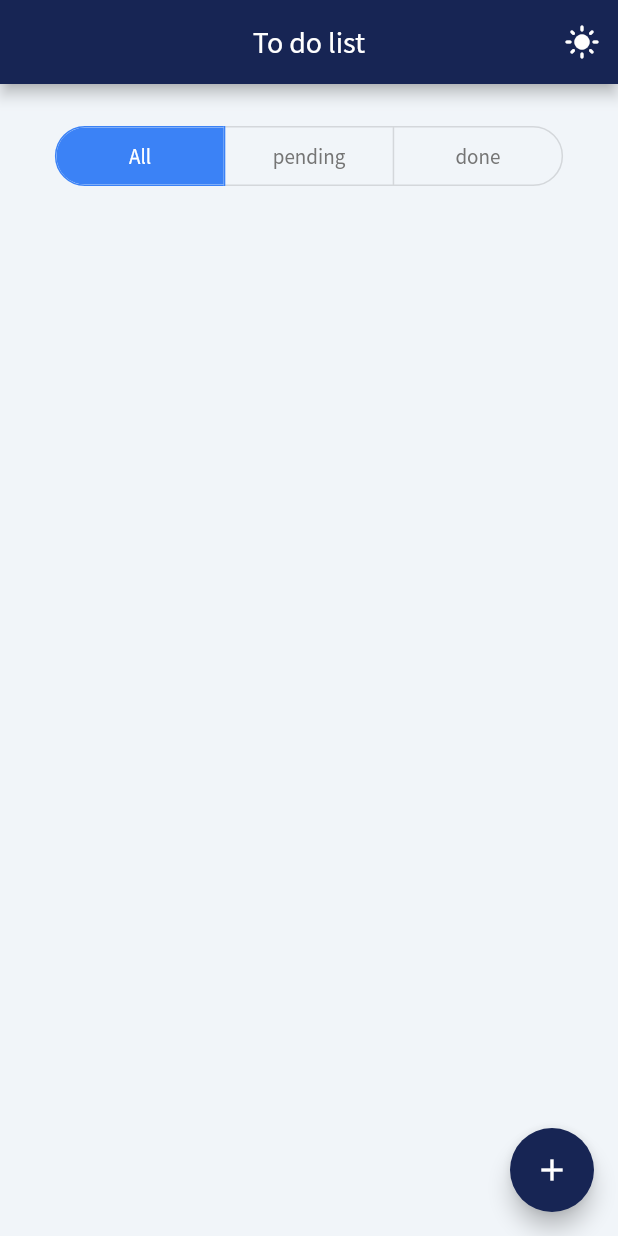
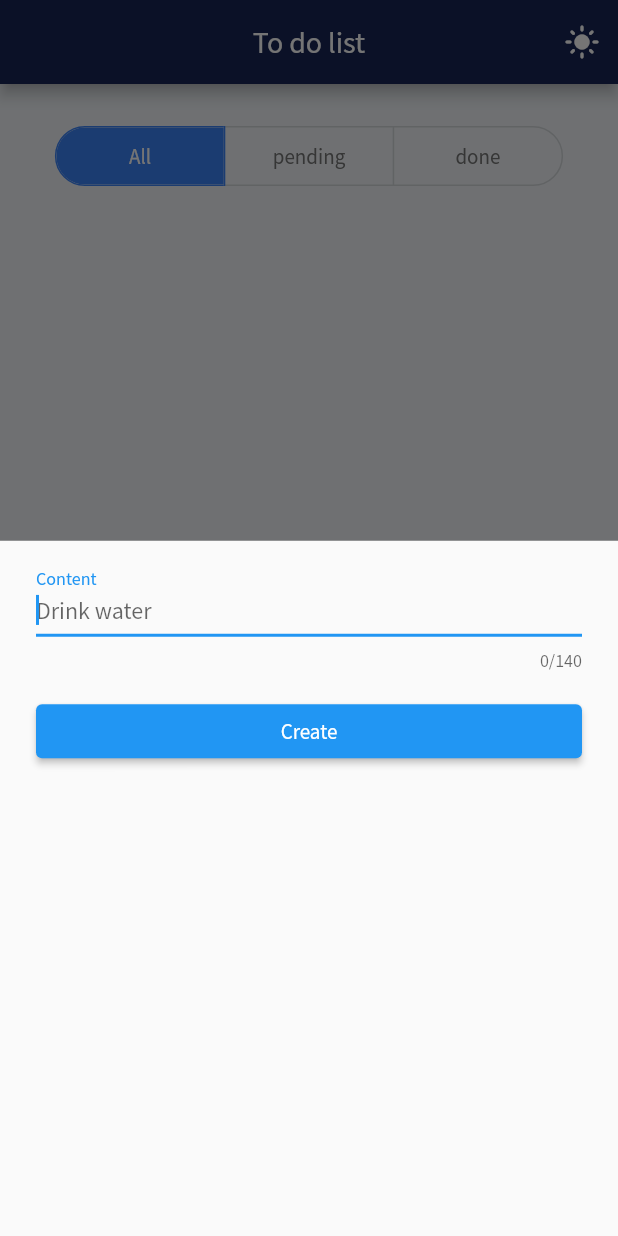
Before and after one commit to mrocha98/eclipse_works_todo_list, a Flutter app: the screen it shows after launch, after a tap on the "add" icon, on a phone screen of 412 x 824 dp. Run offline on Flutter 3.47's test engine with Material 2 defaults, Android fonts, the phone set to English and light mode, and no system bars; our stand-ins replace bloc, clock, flutter_bloc, flutter_easyloading, shared_preferences; missing offline and left inert: slugid, validatorless.

Commit message:
feat: check, uncheck, creation and confirmation for delete

```diff
--- a/lib/app/modules/todo_list/todo_list_page.dart
+++ b/lib/app/modules/todo_list/todo_list_page.dart
@@ -1,11 +1,14 @@
 import 'package:flutter/material.dart';
 import 'package:flutter_bloc/flutter_bloc.dart';
+import 'package:provider/provider.dart';
 
 import '../../core/ui/helpers/loader_mixin.dart';
-import '../../core/ui/helpers/size_extensions.dart';
 import '../../core/ui/widgets/default_app_bar.dart';
 import 'todo_list_cubit.dart';
 import 'todo_list_state.dart';
+import 'widgets/todo_item_form.dart';
+import 'widgets/todo_list.dart';
+import 'widgets/todo_list_filters.dart';
 
 class TodoListPage extends StatefulWidget {
   const TodoListPage({super.key});
@@ -27,124 +30,42 @@ class _TodoListPageState extends State<TodoListPage> with Loader {
 
   @override
   Widget build(BuildContext context) {
-    return DefaultTabController(
-      length: 3,
-      child: Scaffold(
+    return Scaffold(
       appBar: const DefaultAppBar(),
-        body: BlocConsumer<TodoListCubit, TodoListState>(
+      body: BlocListener<TodoListCubit, TodoListState>(
         listener: (context, state) => switch (state.status) {
           TodoListStatus.loading => showLoader(),
           _ => hideLoader(),
         },
         bloc: context.read<TodoListCubit>(),
-          buildWhen: (previous, current) => switch (current.status) {
-            TodoListStatus.initial => true,
-            TodoListStatus.loaded => true,
-            _ => false,
-          },
-          builder: (context, state) {
-            return Column(
+        child: const Column(
           crossAxisAlignment: CrossAxisAlignment.start,
           children: [
             Padding(
-                  padding: const EdgeInsets.only(top: 24),
+              padding: EdgeInsets.only(top: 24),
               child: Center(
-                    child: ToggleButtons(
-                      isSelected: [
-                        state.isFilteredByNone,
-                        state.isFilteredByPending,
-                        state.isFilteredByDone
-                      ],
-                      onPressed: (index) {
-                        final filter = switch (index) {
-                          1 => TodoFilterType.pending,
-                          2 => TodoFilterType.done,
-                          _ => TodoFilterType.none,
-                        };
-                        context.read<TodoListCubit>().changeFilterType(filter);
-                      },
-                      constraints: BoxConstraints(
-                        minHeight: 38,
-                        minWidth: context.percentWidth(.3) - 12,
-                      ),
-                      children: const [
-                        Text('All'),
-                        Text('pending'),
-                        Text('done'),
-                      ],
-                    ),
+                child: TodoListFilters(),
               ),
             ),
             Expanded(
-                  child: Padding(
-                    padding: const EdgeInsets.all(12),
-                    child: ListView.separated(
-                      itemBuilder: (context, index) {
-                        final todo = state.filteredTodos.elementAt(index);
-                        return Dismissible(
-                          key: Key(todo.id),
-                          confirmDismiss: (_) async {
-                            await context
-                                .read<TodoListCubit>()
-                                .deleteTodo(todo.id);
-                            return true;
-                          },
-                          direction: DismissDirection.endToStart,
-                          background: Container(
-                            color: Colors.red,
-                            width: double.infinity,
-                            height: double.infinity,
-                            padding: const EdgeInsets.only(right: 12),
-                            child: const Align(
-                              alignment: Alignment.centerRight,
-                              child: Row(
-                                mainAxisAlignment: MainAxisAlignment.end,
-                                children: [
-                                  Text(
-                                    'DELETE',
-                                    style: TextStyle(color: Colors.white),
-                                  ),
-                                  SizedBox(width: 6),
-                                  Icon(
-                                    Icons.delete_forever,
-                                    color: Colors.white,
-                                    size: 32,
+              child: TodoList(),
             ),
           ],
         ),
       ),
-                          ),
-                          child: CheckboxListTile(
-                            activeColor: Theme.of(context).primaryColor,
-                            value: todo.isDone,
-                            onChanged: (isDone) {
-                              // TODO : update/toggle isDone
-                            },
-                            controlAffinity: ListTileControlAffinity.leading,
-                            title: Text(
-                              todo.content,
-                              style: TextStyle(
-                                decoration: todo.isDone
-                                    ? TextDecoration.lineThrough
-                                    : null,
-                              ),
-                            ),
+      floatingActionButton: FloatingActionButton(
+        onPressed: () {
+          final todoListCubit =
+              Provider.of<TodoListCubit>(context, listen: false);
+          showModalBottomSheet<dynamic>(
+            context: context,
+            builder: (context) => Provider.value(
+              value: todoListCubit,
+              child: const TodoItemForm(),
             ),
           );
         },
-                      separatorBuilder: (_, __) => const Divider(),
-                      itemCount: state.filteredTodos.length,
-                    ),
-                  ),
-                ),
-              ],
-            );
-          },
-        ),
-        floatingActionButton: FloatingActionButton(
-          onPressed: () {},
         child: const Icon(Icons.add),
-        ),
       ),
     );
   }
--- /dev/null
+++ b/lib/app/modules/todo_list/widgets/todo_item_form.dart
@@ -0,0 +1,77 @@
+import 'package:flutter/material.dart';
+import 'package:flutter/services.dart';
+import 'package:flutter_bloc/flutter_bloc.dart';
+import 'package:validatorless/validatorless.dart';
+
+import '../todo_list_cubit.dart';
+
+class TodoItemForm extends StatefulWidget {
+  const TodoItemForm({super.key});
+
+  @override
+  State<TodoItemForm> createState() => _TodoItemFormState();
+}
+
+class _TodoItemFormState extends State<TodoItemForm> {
+  final _formKey = GlobalKey<FormState>();
+
+  final _contentEC = TextEditingController();
+
+  @override
+  void dispose() {
+    _contentEC.dispose();
+    super.dispose();
+  }
+
+  Future<void> _handleSubmit() async {
+    final formValid = _formKey.currentState?.validate() ?? false;
+    if (formValid) {
+      final cubit = context.read<TodoListCubit>();
+      final navigator = Navigator.of(context);
+      await cubit.createTodo(_contentEC.text);
+      navigator.pop();
+    }
+  }
+
+  @override
+  Widget build(BuildContext context) {
+    return Padding(
+      padding: const EdgeInsets.fromLTRB(24, 12, 24, 0),
+      child: Form(
+        key: _formKey,
+        autovalidateMode: AutovalidateMode.onUserInteraction,
+        child: ListView(
+          children: [
+            TextFormField(
+              controller: _contentEC,
+              decoration: const InputDecoration(
+                labelText: 'Content',
+                hintText: 'Drink water',
+                isDense: true,
+              ),
+              autofocus: true,
+              keyboardType: TextInputType.text,
+              textInputAction: TextInputAction.done,
+              onEditingComplete: () {
+                FocusScope.of(context).unfocus();
+                _handleSubmit();
+              },
+              maxLength: 140,
+              maxLengthEnforcement: MaxLengthEnforcement.none,
+              validator: Validatorless.multiple([
+                Validatorless.required('cannot be empty'),
+                Validatorless.min(4, 'minimum 4 characters'),
+                Validatorless.max(140, 'maximum 140 characters'),
+              ]),
+            ),
+            const SizedBox(height: 16),
+            ElevatedButton(
+              onPressed: _handleSubmit,
+              child: const Text('Create'),
+            ),
+          ],
+        ),
+      ),
+    );
+  }
+}
--- /dev/null
+++ b/lib/app/modules/todo_list/widgets/todo_list.dart
@@ -0,0 +1,45 @@
+import 'package:flutter/material.dart';
+import 'package:flutter_bloc/flutter_bloc.dart';
+
+import '../../../models/todo_item_model.dart';
+import '../todo_list_cubit.dart';
+import '../todo_list_state.dart';
+import 'todo_item_dismissible.dart';
+
+class TodoList extends StatelessWidget {
+  const TodoList({super.key});
+
+  @override
+  Widget build(BuildContext context) {
+    return Padding(
+      padding: const EdgeInsets.all(12),
+      child: BlocSelector<TodoListCubit, TodoListState, List<TodoItemModel>>(
+        selector: (state) => state.filteredTodos,
+        bloc: context.read<TodoListCubit>(),
+        builder: (context, filteredTodos) => ListView.separated(
+          itemBuilder: (context, index) {
+            final todo = filteredTodos.elementAt(index);
+            return TodoItemDismissible(
+              todo: todo,
+              child: CheckboxListTile(
+                activeColor: Theme.of(context).primaryColor,
+                value: todo.isDone,
+                onChanged: (_) =>
+                    context.read<TodoListCubit>().checkOrUncheck(todo),
+                controlAffinity: ListTileControlAffinity.leading,
+                title: Text(
+                  todo.content,
+                  style: TextStyle(
+                    decoration: todo.isDone ? TextDecoration.lineThrough : null,
+                  ),
+                ),
+              ),
+            );
+          },
+          separatorBuilder: (_, __) => const Divider(),
+          itemCount: filteredTodos.length,
+        ),
+      ),
+    );
+  }
+}
--- /dev/null
+++ b/lib/app/modules/todo_list/widgets/todo_list_filters.dart
@@ -0,0 +1,46 @@
+import 'package:flutter/material.dart';
+import 'package:flutter_bloc/flutter_bloc.dart';
+
+import '../../../core/ui/helpers/size_extensions.dart';
+import '../todo_list_cubit.dart';
+import '../todo_list_state.dart';
+
+class TodoListFilters extends StatelessWidget {
+  const TodoListFilters({super.key});
+
+  @override
+  Widget build(BuildContext context) {
+    return BlocBuilder<TodoListCubit, TodoListState>(
+      bloc: context.read<TodoListCubit>(),
+      buildWhen: (previous, current) => switch (current.status) {
+        TodoListStatus.initial => true,
+        TodoListStatus.loaded => true,
+        TodoListStatus.loading => false,
+      },
+      builder: (context, state) => ToggleButtons(
+        isSelected: [
+          state.isFilteredByNone,
+          state.isFilteredByPending,
+          state.isFilteredByDone
+        ],
+        onPressed: (index) {
+          final filter = switch (index) {
+            1 => TodoFilterType.pending,
+            2 => TodoFilterType.done,
+            _ => TodoFilterType.none,
+          };
+          context.read<TodoListCubit>().changeFilterType(filter);
+        },
+        constraints: BoxConstraints(
+          minHeight: 38,
+          minWidth: context.percentWidth(.3) - 12,
+        ),
+        children: const [
+          Text('All'),
+          Text('pending'),
+          Text('done'),
+        ],
+      ),
+    );
+  }
+}
--- a/lib/app/repositories/todo_list/todo_item_repository.dart
+++ b/lib/app/repositories/todo_list/todo_item_repository.dart
@@ -7,4 +7,5 @@ abstract interface class TodoItemRepository {
   });
   Future<void> delete(String id);
   Future<List<TodoItemModel>> getAll();
+  Future<void> checkOrUncheck(TodoItemModel todo);
 }
--- a/lib/app/services/todo_item/todo_item_service.dart
+++ b/lib/app/services/todo_item/todo_item_service.dart
@@ -7,4 +7,5 @@ abstract interface class TodoItemService {
   });
   Future<void> delete(String id);
   Future<List<TodoItemModel>> getAll();
+  Future<void> checkOrUncheck(TodoItemModel todo);
 }
--- a/lib/app/services/todo_item/todo_item_service_impl.dart
+++ b/lib/app/services/todo_item/todo_item_service_impl.dart
@@ -16,4 +16,8 @@ class TodoItemServiceImpl implements TodoItemService {
 
   @override
   Future<List<TodoItemModel>> getAll() => _todoItemRepository.getAll();
+
+  @override
+  Future<void> checkOrUncheck(TodoItemModel todo) =>
+      _todoItemRepository.checkOrUncheck(todo);
 }
--- a/pubspec.yaml
+++ b/pubspec.yaml
@@ -20,6 +20,7 @@ dependencies:
   clock: ^1.1.1
   slugid: ^1.1.2
   flutter_easyloading: ^3.0.5
+  validatorless: ^1.2.3
 
 dev_dependencies:
   flutter_test:
```
Also changed, not shown: lib/app/modules/todo_list/todo_list_cubit.dart (+7 -0 lines), lib/app/modules/todo_list/widgets/todo_item_dismissible.dart (added, +92 -0 lines), lib/app/repositories/todo_list/todo_item_repository_impl.dart (+13 -0 lines), pubspec.lock, 2 other files. Lines whose indentation alone changed are shown as unchanged.
